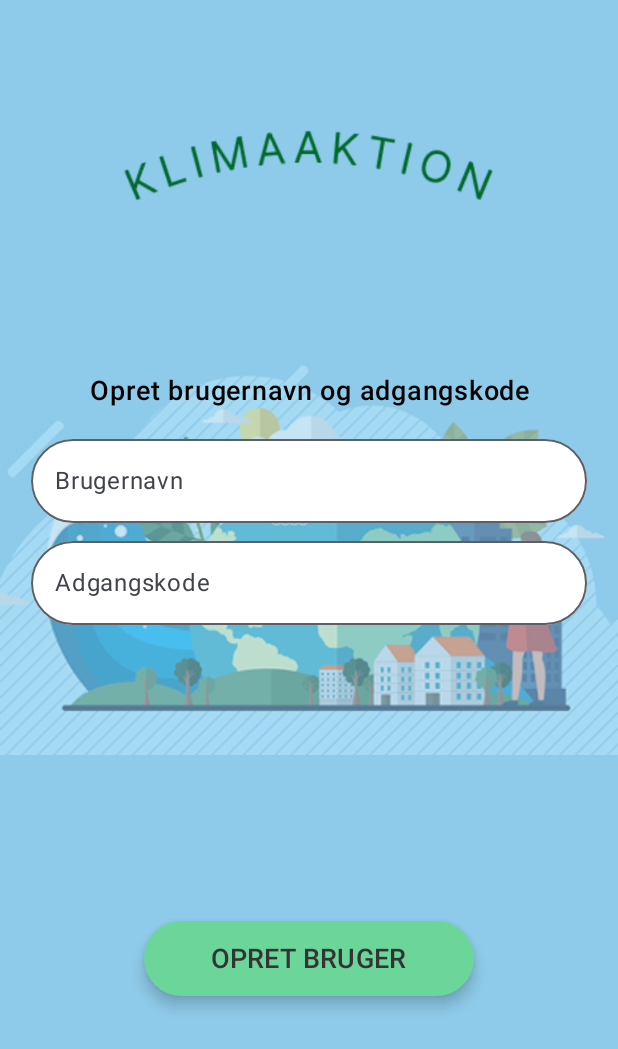
After one commit to njgroenbech/Klimaapplikation, an Android app built with Jetpack Compose: the CreateUserScreen screen opened through its navigation route, on a phone screen of 412 x 824 dp. The commit adds this screen. Shown: the top 1049 px of the screen. Run offline under Robolectric (Android 15) with nearby library versions, the phone set to English and light mode, and no system bars.

Commit message:
Opret bruger skærm done + fjernelse af ubrugte import statements

```diff
--- a/app/src/main/java/com/example/klimaaktion/MainActivity.kt
+++ b/app/src/main/java/com/example/klimaaktion/MainActivity.kt
@@ -4,13 +4,8 @@ import android.os.Bundle
 import androidx.activity.ComponentActivity
 import androidx.activity.compose.setContent
 import androidx.activity.enableEdgeToEdge
-import androidx.compose.material3.Text
-import androidx.compose.runtime.Composable
-import androidx.compose.ui.Modifier
-import androidx.compose.ui.tooling.preview.Preview
 import com.example.klimaaktion.navigation.AppNavHost
 import com.example.klimaaktion.ui.theme.KlimaAktionTheme
-import com.example.klimaaktion.view.introscreen2.IntroScreen2
 
 
 class MainActivity : ComponentActivity() {
--- a/app/src/main/java/com/example/klimaaktion/navigation/AppNavHost.kt
+++ b/app/src/main/java/com/example/klimaaktion/navigation/AppNavHost.kt
@@ -7,6 +7,7 @@ import androidx.compose.ui.Modifier
 import androidx.navigation.compose.NavHost
 import androidx.navigation.compose.composable
 import androidx.navigation.compose.rememberNavController
+import com.example.klimaaktion.view.createuserscreen.CreateUserScreen
 import com.example.klimaaktion.view.feedscreen.FeedScreen
 import com.example.klimaaktion.view.frontscreen.FrontScreen
 import com.example.klimaaktion.view.introscreen1.IntroScreen1
@@ -30,6 +31,7 @@ fun AppNavHost() {
         composable("intro2") { IntroScreen2(navController) }
         composable("intro3") { IntroScreen3(navController) }
         composable("LoginScreen") { LoginScreen(navController) }
+        composable("createUserScreen") { CreateUserScreen(navController) }
 
         // Tilføje navbar til bunden af skærme (Nicholas)
         composable(Routes.Feed) {
--- /dev/null
+++ b/app/src/main/java/com/example/klimaaktion/view/createuserscreen/CreateUserScreen.kt
@@ -0,0 +1,155 @@
+package com.example.klimaaktion.view.createuserscreen
+
+import android.annotation.SuppressLint
+import androidx.compose.foundation.Image
+import androidx.compose.foundation.background
+import androidx.compose.foundation.layout.Arrangement
+import androidx.compose.foundation.layout.Box
+import androidx.compose.foundation.layout.BoxWithConstraints
+import androidx.compose.foundation.layout.Column
+import androidx.compose.foundation.layout.Row
+import androidx.compose.foundation.layout.Spacer
+import androidx.compose.foundation.layout.fillMaxHeight
+import androidx.compose.foundation.layout.fillMaxSize
+import androidx.compose.foundation.layout.fillMaxWidth
+import androidx.compose.foundation.layout.height
+import androidx.compose.foundation.layout.padding
+import androidx.compose.foundation.layout.width
+import androidx.compose.foundation.shape.RoundedCornerShape
+import androidx.compose.material3.OutlinedTextField
+import androidx.compose.material3.OutlinedTextFieldDefaults
+import androidx.compose.material3.Text
+import androidx.compose.runtime.Composable
+import androidx.compose.runtime.getValue
+import androidx.compose.runtime.mutableStateOf
+import androidx.compose.runtime.remember
+import androidx.compose.runtime.setValue
+import androidx.compose.ui.Alignment
+import androidx.compose.ui.Modifier
+import androidx.compose.ui.draw.alpha
+import androidx.compose.ui.graphics.Color
+import androidx.compose.ui.layout.ContentScale
+import androidx.compose.ui.res.painterResource
+import androidx.compose.ui.text.font.FontWeight
+import androidx.compose.ui.text.style.TextAlign
+import androidx.compose.ui.unit.dp
+import androidx.compose.ui.unit.sp
+import androidx.navigation.NavController
+import com.example.klimaaktion.R
+import com.example.klimaaktion.view.createuserscreen.components.CreateUserButton
+
+// Nedenstående kode er lavet af Elias
+@SuppressLint("UnusedBoxWithConstraintsScope") // Denne skulle tilføjes, for at bruge BoxWithConstraints
+@Composable
+fun CreateUserScreen(navController: NavController) {
+    var usernameText by remember { mutableStateOf("") }
+    var passwordText by remember { mutableStateOf("") }
+
+    // Linje 47-84 er fra frontscreen packagen lavet af Felix
+    Box(
+        modifier = Modifier
+            .fillMaxSize()
+            .background(Color(0xFF8ECBEA)),
+        contentAlignment = Alignment.Center
+    ) {
+        Column(
+            horizontalAlignment = Alignment.CenterHorizontally,
+            verticalArrangement = Arrangement.SpaceBetween,
+            modifier = Modifier
+                .fillMaxHeight()
+                .padding(vertical = 40.dp)
+        ) {
+            Spacer(modifier = Modifier.height(20.dp))
+
+            Image(
+                painter = painterResource(id = R.drawable.logofrontscreen),
+                contentDescription = "Logo",
+                modifier = Modifier
+                    .width(400.dp)
+                    .height(60.dp)
+            )
+            // Vi bruger denne funktion for at kunne skalere billedet udover skærmens størrelse
+            BoxWithConstraints(
+                modifier = Modifier.fillMaxWidth(),
+                contentAlignment = Alignment.Center
+            ) {
+                val imageWidth = maxWidth * 1.15f
+
+                Image(
+                    painter = painterResource(id = R.drawable.frontscreenimage),
+                    contentDescription = "Illustration",
+                    contentScale = ContentScale.FillWidth,
+                    modifier = Modifier
+                        .width(imageWidth)
+                        .padding(top = 20.dp)
+                        .alpha(0.5f)
+                )
+
+
+                Column(
+                    modifier = Modifier
+                        .align(Alignment.Center)
+                        .fillMaxWidth(0.9f),
+                    horizontalAlignment = Alignment.CenterHorizontally
+                ) {
+
+                    Text(
+                        text = "Opret brugernavn og adgangskode",
+                        fontSize = 18.sp,
+                        fontWeight = FontWeight.SemiBold,
+                        textAlign = TextAlign.Center,
+                        modifier = Modifier
+                            .fillMaxWidth()
+                    )
+
+                    Spacer(modifier = Modifier.height(20.dp))
+
+                    OutlinedTextField(
+                        modifier = Modifier
+                            .fillMaxWidth(),
+                        value = usernameText,
+                        onValueChange = {
+                             newText -> usernameText = newText },
+                        placeholder = {
+                            Text("Brugernavn") },
+                        shape = RoundedCornerShape(28.dp),
+                        colors = OutlinedTextFieldDefaults.colors(
+                            focusedContainerColor = Color.White,
+                            unfocusedContainerColor = Color.White
+                        )
+                    )
+                    Spacer(modifier = Modifier.height(12.dp))
+
+                    OutlinedTextField(
+                        modifier = Modifier
+                            .fillMaxWidth(),
+                        value = passwordText,
+                        onValueChange = {newText ->
+                            passwordText = newText},
+                        placeholder = {
+                            Text("Adgangskode") },
+                        shape = RoundedCornerShape(28.dp),
+                        colors = OutlinedTextFieldDefaults.colors(
+                            focusedContainerColor = Color.White,
+                            unfocusedContainerColor = Color.White
+                        )
+                    )
+                }
+            }
+
+            Spacer(modifier = Modifier.height(260.dp))
+        }
+
+        Row(
+            modifier = Modifier
+                .fillMaxWidth()
+                .align(Alignment.BottomCenter)
+                .padding(bottom = 160.dp),
+            horizontalArrangement = Arrangement.Center
+        ) {
+
+            CreateUserButton(navController)
+
+        }
+    }
+}
--- /dev/null
+++ b/app/src/main/java/com/example/klimaaktion/view/createuserscreen/components/CreateUserButton.kt
@@ -0,0 +1,34 @@
+package com.example.klimaaktion.view.createuserscreen.components
+
+import androidx.compose.foundation.layout.height
+import androidx.compose.foundation.layout.width
+import androidx.compose.foundation.shape.RoundedCornerShape
+import androidx.compose.material3.Button
+import androidx.compose.material3.ButtonDefaults
+import androidx.compose.material3.Text
+import androidx.compose.runtime.Composable
+import androidx.compose.ui.Modifier
+import androidx.compose.ui.graphics.Color
+import androidx.compose.ui.unit.dp
+import androidx.compose.ui.unit.sp
+import androidx.navigation.NavController
+
+@Composable
+fun CreateUserButton(navController: NavController) {
+    // Knappen er taget fra frontscreen.components.Buttons
+    Button(
+        onClick = { navController.navigate("feedscreen") },
+        shape = RoundedCornerShape(50),
+        colors = ButtonDefaults.buttonColors(containerColor = Color(0xFF6CD59A)),
+        elevation = ButtonDefaults.buttonElevation(6.dp),
+        modifier = Modifier
+            .width(220.dp)
+            .height(50.dp)
+    ) {
+        Text(
+            text = "OPRET BRUGER",
+            color = Color(0xFF343434),
+            fontSize = 18.sp
+        )
+    }
+}
--- a/app/src/main/java/com/example/klimaaktion/view/frontscreen/components/Buttons.kt
+++ b/app/src/main/java/com/example/klimaaktion/view/frontscreen/components/Buttons.kt
@@ -20,7 +20,7 @@ import androidx.navigation.NavController
 fun FrontScreenButtons(navController: NavController){
     Column(horizontalAlignment = Alignment.CenterHorizontally) {
         Button(
-            onClick = { navController.navigate("loginscreen") },
+            onClick = { navController.navigate("createUserScreen") },
             shape = RoundedCornerShape(50),
             colors = ButtonDefaults.buttonColors(containerColor = Color(0xFF6CD59A)),
             elevation = ButtonDefaults.buttonElevation(6.dp),
@@ -38,7 +38,7 @@ fun FrontScreenButtons(navController: NavController){
         Spacer(modifier = Modifier.height(16.dp))
 
         Button(
-            onClick = { /* TODO */ },
+            onClick = { navController.navigate("loginscreen") },
             shape = RoundedCornerShape(50),
             colors = ButtonDefaults.buttonColors(containerColor = Color(0xFF6CD59A)),
             elevation = ButtonDefaults.buttonElevation(6.dp),
```
